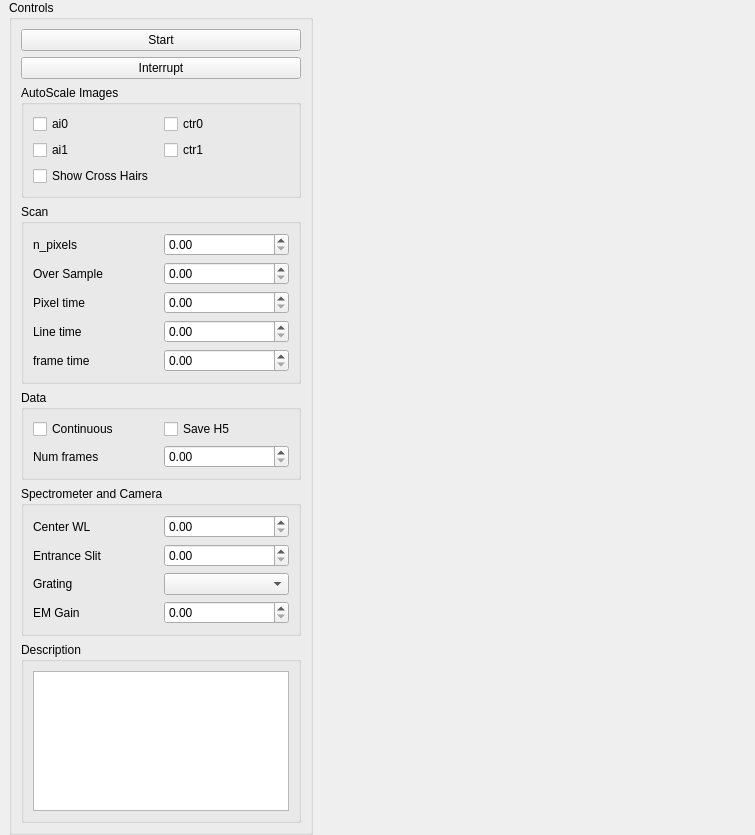
The window that supra_cl/hyperspec_cl_quad_measure.ui (PromuInstrument/stackbot) describes before a commit, drawn with Qt 5.
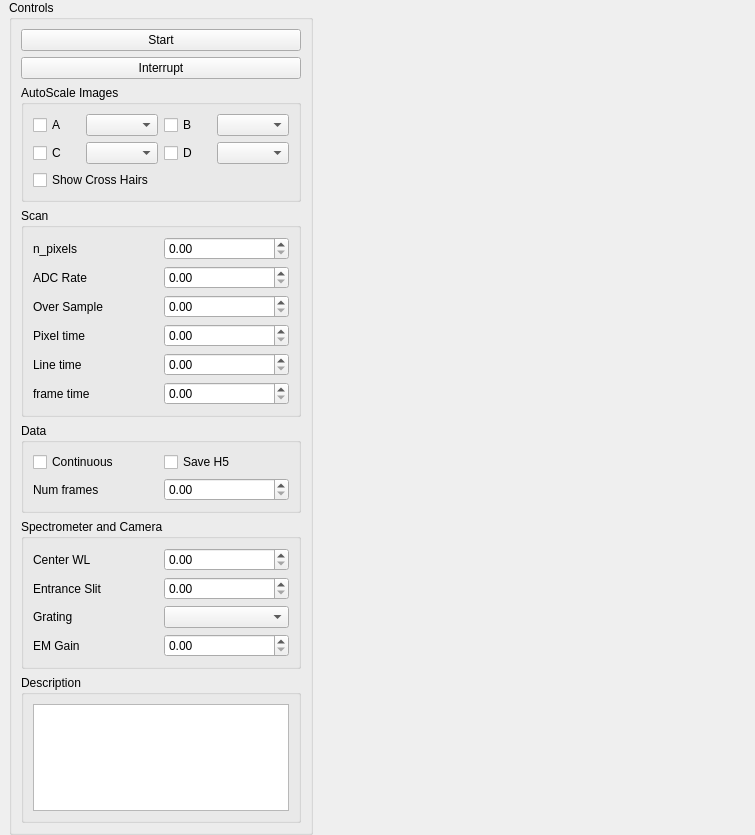
The same window after the commit.

Commit message: hyperspec_cl: update to handle more channels, set adc_rate, band pass image view

```diff
--- a/supra_cl/hyperspec_cl_quad_measure.ui
+++ b/supra_cl/hyperspec_cl_quad_measure.ui
@@ -40,8 +40,8 @@
      <property name="checkable">
       <bool>false</bool>
      </property>
-     <layout class="QVBoxLayout" name="verticalLayout_3" stretch="0,0,0,0,0,0,1">
-      <item>
+     <layout class="QGridLayout" name="gridLayout_3">
+      <item row="0" column="0">
        <widget class="QPushButton" name="start_pushButton">
         <property name="text">
          <string>Start</string>
@@ -55,87 +55,85 @@
         </property>
        </widget>
       </item>
-      <item>
+      <item row="2" column="0">
        <widget class="QGroupBox" name="autolevel_groupBox">
         <property name="title">
          <string>AutoScale Images</string>
         </property>
         <layout class="QGridLayout" name="gridLayout_2">
          <item row="0" column="1">
-          <widget class="QCheckBox" name="ctr0_autolevel_checkBox">
-           <property name="text">
-            <string>ctr0</string>
-           </property>
-          </widget>
-         </item>
-         <item row="0" column="0">
-          <widget class="QCheckBox" name="ai0_autolevel_checkBox">
-           <property name="text">
-            <string>ai0</string>
-           </property>
-          </widget>
-         </item>
-         <item row="1" column="0">
-          <widget class="QCheckBox" name="ai1_autolevel_checkBox">
-           <property name="text">
-            <string>ai1</string>
-           </property>
-          </widget>
+          <widget class="QComboBox" name="A_chan_comboBox"/>
          </item>
          <item row="1" column="1">
-          <widget class="QCheckBox" name="ctr1_autolevel_checkBox">
+          <widget class="QComboBox" name="C_chan_comboBox"/>
+         </item>
+         <item row="1" column="2">
+          <widget class="QCheckBox" name="D_autolevel_checkBox">
            <property name="text">
-            <string>ctr1</string>
+            <string>D</string>
            </property>
           </widget>
          </item>
-         <item row="2" column="0">
+         <item row="2" column="0" colspan="2">
           <widget class="QCheckBox" name="show_crosshairs_checkBox">
            <property name="text">
             <string>Show Cross Hairs</string>
            </property>
           </widget>
          </item>
+         <item row="0" column="2">
+          <widget class="QCheckBox" name="B_autolevel_checkBox">
+           <property name="text">
+            <string>B</string>
+           </property>
+          </widget>
+         </item>
+         <item row="0" column="0">
+          <widget class="QCheckBox" name="A_autolevel_checkBox">
+           <property name="text">
+            <string>A</string>
+           </property>
+          </widget>
+         </item>
+         <item row="1" column="0">
+          <widget class="QCheckBox" name="C_autolevel_checkBox">
+           <property name="text">
+            <string>C</string>
+           </property>
+          </widget>
+         </item>
+         <item row="0" column="3">
+          <widget class="QComboBox" name="B_chan_comboBox"/>
+         </item>
+         <item row="1" column="3">
+          <widget class="QComboBox" name="D_chan_comboBox"/>
+         </item>
         </layout>
        </widget>
       </item>
-      <item>
+      <item row="3" column="0">
        <widget class="QGroupBox" name="groupBox_2">
         <property name="title">
          <string>Scan</string>
         </property>
         <layout class="QGridLayout" name="gridLayout_5">
-         <item row="3" column="1">
-          <widget class="QDoubleSpinBox" name="line_time_doubleSpinBox"/>
+         <item row="0" column="1">
+          <widget class="QDoubleSpinBox" name="n_pixels_doubleSpinBox"/>
          </item>
-         <item row="2" column="1">
-          <widget class="QDoubleSpinBox" name="pixel_time_doubleSpinBox"/>
+         <item row="5" column="1">
+          <widget class="QDoubleSpinBox" name="frame_time_doubleSpinBox"/>
          </item>
-         <item row="1" column="1">
-          <widget class="QDoubleSpinBox" name="adc_oversample_doubleSpinBox"/>
-         </item>
-         <item row="4" column="0">
+         <item row="5" column="0">
           <widget class="QLabel" name="label_4">
            <property name="text">
             <string>frame time</string>
            </property>
           </widget>
          </item>
-         <item row="2" column="0">
-          <widget class="QLabel" name="label_3">
-           <property name="text">
-            <string>Pixel time</string>
-           </property>
-          </widget>
+         <item row="3" column="1">
+          <widget class="QDoubleSpinBox" name="pixel_time_doubleSpinBox"/>
          </item>
-         <item row="1" column="0">
-          <widget class="QLabel" name="label">
-           <property name="text">
-            <string>Over Sample</string>
-           </property>
-          </widget>
-         </item>
-         <item row="3" column="0">
+         <item row="4" column="0">
           <widget class="QLabel" name="label_2">
            <property name="text">
             <string>Line time</string>
@@ -143,10 +141,7 @@
           </widget>
          </item>
          <item row="4" column="1">
-          <widget class="QDoubleSpinBox" name="frame_time_doubleSpinBox"/>
-         </item>
-         <item row="0" column="1">
-          <widget class="QDoubleSpinBox" name="n_pixels_doubleSpinBox"/>
+          <widget class="QDoubleSpinBox" name="line_time_doubleSpinBox"/>
          </item>
          <item row="0" column="0">
           <widget class="QLabel" name="label_6">
@@ -155,10 +150,37 @@
            </property>
           </widget>
          </item>
+         <item row="2" column="0">
+          <widget class="QLabel" name="label">
+           <property name="text">
+            <string>Over Sample</string>
+           </property>
+          </widget>
+         </item>
+         <item row="3" column="0">
+          <widget class="QLabel" name="label_3">
+           <property name="text">
+            <string>Pixel time</string>
+           </property>
+          </widget>
+         </item>
+         <item row="2" column="1">
+          <widget class="QDoubleSpinBox" name="adc_oversample_doubleSpinBox"/>
+         </item>
+         <item row="1" column="1">
+          <widget class="QDoubleSpinBox" name="adc_rate_doubleSpinBox"/>
+         </item>
+         <item row="1" column="0">
+          <widget class="QLabel" name="label_11">
+           <property name="text">
+            <string>ADC Rate</string>
+           </property>
+          </widget>
+         </item>
         </layout>
        </widget>
       </item>
-      <item>
+      <item row="4" column="0">
        <widget class="QGroupBox" name="groupBox_3">
         <property name="title">
          <string>Data</string>
@@ -191,7 +213,7 @@
         </layout>
        </widget>
       </item>
-      <item>
+      <item row="5" column="0">
        <widget class="QGroupBox" name="groupBox">
         <property name="title">
          <string>Spectrometer and Camera</string>
@@ -240,7 +262,7 @@
         </layout>
        </widget>
       </item>
-      <item>
+      <item row="6" column="0">
        <widget class="QGroupBox" name="groupBox_5">
         <property name="title">
          <string>Description</string>
```
Left out of the diff: 2 changed lines with no effect on the pictures. The commit also changes 2 other files.
